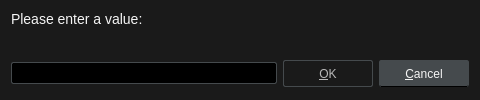
Qt form src/ui/inputdialog.ui (gitter-badger/mochi-player) before a commit.
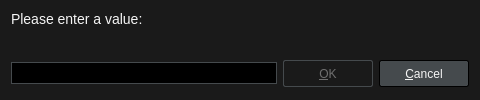
The same form after that commit.

What changed in the file:
```diff
--- a/src/ui/inputdialog.ui
+++ b/src/ui/inputdialog.ui
@@ -23,9 +23,8 @@
 /* QLineEdit */
 
 QLineEdit {
-	background: black;
+	background: #000;
 	border: 1px solid #454A4D;
-	border-radius: 2px;
 	padding: 2px;
 }
 QLineEdit:focus {
@@ -36,8 +35,7 @@
 
 QPushButton {
 	background: #454A4D;
-	border: 1px solid #454A4D;
-	border-bottom: 1px solid black;
+	border: 1px solid #000;
 	border-radius: 2px;
 	color: whitesmoke;
 	min-width: 76px;
@@ -54,7 +52,7 @@
 QPushButton:disabled {
 	background: transparent;
 	border: 1px solid #454A4D;
-	color: #B8B8B8;
+	color: #6F6F6F;
 }</string>
   </property>
   <layout class="QVBoxLayout" name="verticalLayout">
```
